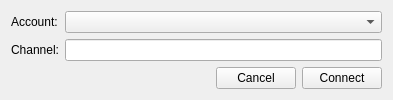
Qt form mainwindow.ui (KDE/ktp-test-tool) before a commit.
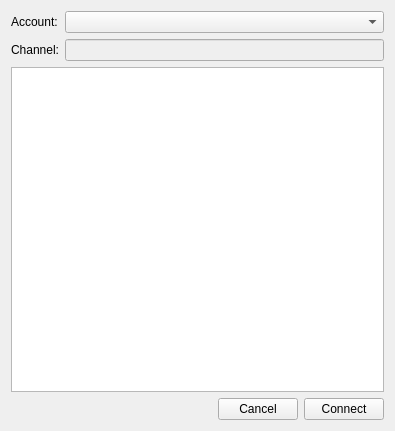
The same form after that commit.

Commit message: Added contact list

Diff of the .ui file:
```diff
--- a/mainwindow.ui
+++ b/mainwindow.ui
@@ -6,8 +6,8 @@
    <rect>
     <x>0</x>
     <y>0</y>
-    <width>393</width>
-    <height>96</height>
+    <width>395</width>
+    <height>431</height>
    </rect>
   </property>
   <property name="windowTitle">
@@ -34,22 +34,32 @@
       </widget>
      </item>
      <item row="1" column="1">
-      <widget class="QLineEdit" name="channelEdit"/>
+      <widget class="QLineEdit" name="channelEdit">
+       <property name="enabled">
+        <bool>false</bool>
+       </property>
+      </widget>
      </item>
     </layout>
    </item>
    <item>
-    <spacer name="verticalSpacer">
-     <property name="orientation">
-      <enum>Qt::Vertical</enum>
+    <widget class="QListView" name="listView">
+     <property name="flow">
+      <enum>QListView::LeftToRight</enum>
      </property>
-     <property name="sizeHint" stdset="0">
-      <size>
-       <width>20</width>
-       <height>40</height>
-      </size>
+     <property name="resizeMode">
+      <enum>QListView::Adjust</enum>
      </property>
-    </spacer>
+     <property name="viewMode">
+      <enum>QListView::IconMode</enum>
+     </property>
+     <property name="uniformItemSizes">
+      <bool>true</bool>
+     </property>
+     <property name="wordWrap">
+      <bool>true</bool>
+     </property>
+    </widget>
    </item>
    <item>
     <layout class="QHBoxLayout" name="horizontalLayout">
```
The commit also changes 7 other files.
